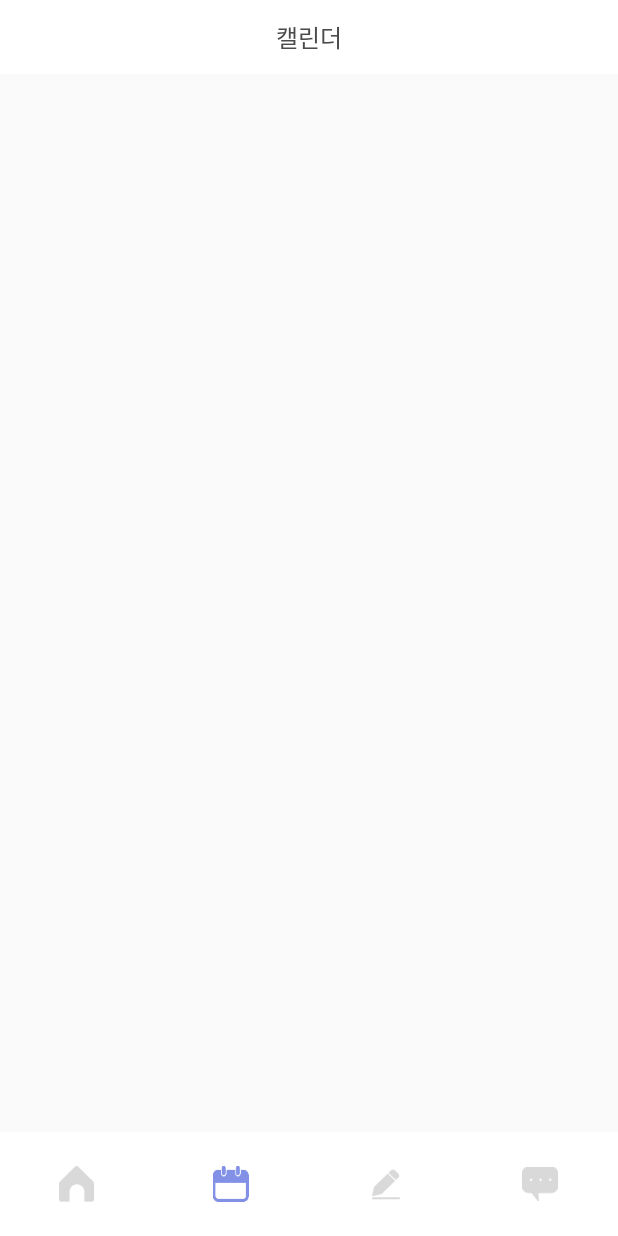
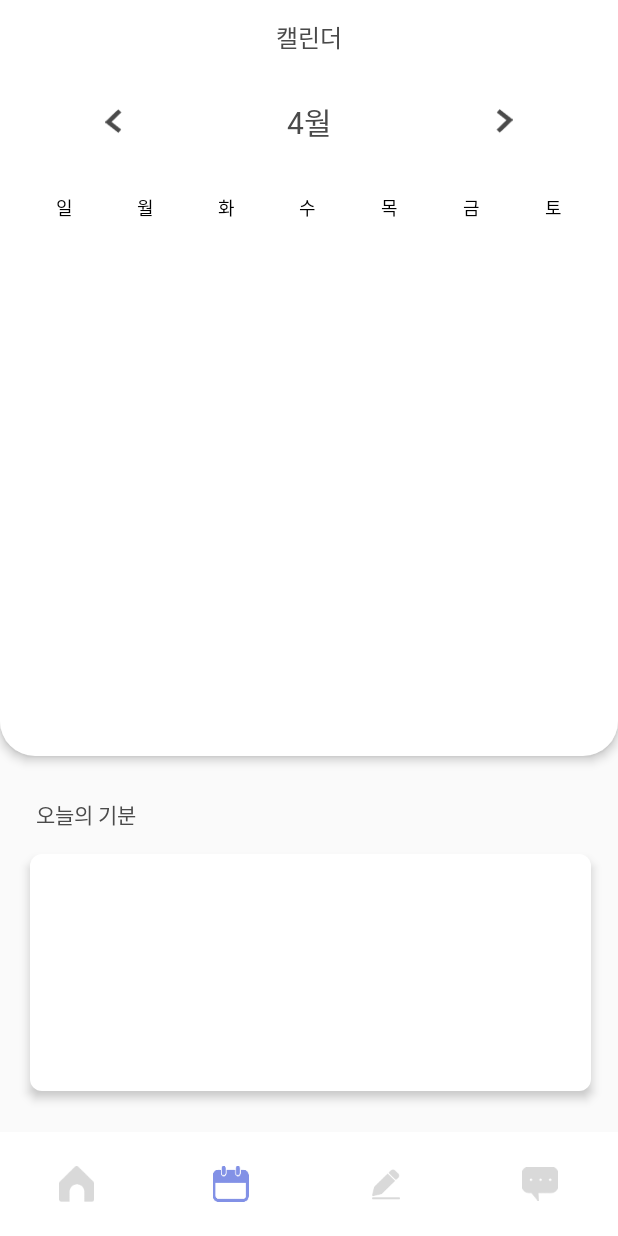
Before and after one commit to HyeRyoung98/IHuAe, an Android app: the screen it shows after launch (MainActivity), item 2 of the bottom bar chosen, on a phone screen of 412 x 824 dp. Run offline under Robolectric (Android 15) with nearby library versions, the phone set to English and light mode, and no system bars.

Commit message:
edit cal frgment

```diff
--- a/app/src/main/java/com/example/ihuae/Calendar/CalendarFragment.java
+++ b/app/src/main/java/com/example/ihuae/Calendar/CalendarFragment.java
@@ -4,14 +4,17 @@ import android.os.Bundle;
 import android.view.LayoutInflater;
 import android.view.View;
 import android.view.ViewGroup;
+import android.widget.TextView;
 
 import androidx.fragment.app.Fragment;
 
 import com.example.ihuae.databinding.FragmentCalendarBinding;
+import com.example.ihuae.databinding.ItemWeekBinding;
 
 public class CalendarFragment extends Fragment {
 
     private FragmentCalendarBinding binding;
+    private ItemWeekBinding weekBinding;
 
     public View onCreateView(LayoutInflater inflater, ViewGroup container, Bundle savedInstanceState) {
         binding = FragmentCalendarBinding.inflate(LayoutInflater.from(getContext()), container, false);
@@ -25,7 +28,16 @@ public class CalendarFragment extends Fragment {
     }
 
     private void init(){
-        binding.toolbar.tvTile.setText("캘린더");
+        binding.tvTile.setText("캘린더");
+        setCalWeek();
+    }
+
+    private void setCalWeek(){
+        String[] weekNM = {"일", "월", "화", "수", "목", "금", "토"};
+        for(int i = 0; i < 7 ; i++){
+            TextView tv =  (TextView) binding.calWeekContainer.getChildAt(i);
+            tv.setText(weekNM[i]);
+        }
     }
 
     @Override
--- /dev/null
+++ b/app/src/main/res/drawable/bg_23_white.xml
@@ -0,0 +1,7 @@
+<?xml version="1.0" encoding="utf-8"?>
+<shape xmlns:android="http://schemas.android.com/apk/res/android"
+    android:shape="rectangle">
+    <corners android:bottomRightRadius="23dp" android:bottomLeftRadius="23dp"/>
+    <solid android:color="@color/white"/>
+
+</shape>
--- /dev/null
+++ b/app/src/main/res/drawable/bg_8_white.xml
@@ -0,0 +1,7 @@
+<?xml version="1.0" encoding="utf-8"?>
+<shape xmlns:android="http://schemas.android.com/apk/res/android"
+    android:shape="rectangle">
+    <corners android:radius="8dp"/>
+    <solid android:color="@color/white"/>
+
+</shape>
--- a/app/src/main/res/layout/fragment_calendar.xml
+++ b/app/src/main/res/layout/fragment_calendar.xml
@@ -3,8 +3,92 @@
     android:layout_width="match_parent"
     android:layout_height="match_parent"
     android:orientation="vertical">
-    <include
-        android:id="@+id/toolbar"
-        layout="@layout/toolbar_fragment"/>
+    <RelativeLayout
+        android:layout_width="match_parent"
+        android:layout_height="49dp"
+        android:orientation="horizontal"
+        android:paddingHorizontal="9dp"
+        android:translationZ="4dp"
+        android:background="@color/white">
+        <TextView
+            android:id="@+id/tvTile"
+            android:layout_width="wrap_content"
+            android:layout_height="wrap_content"
+            android:layout_centerInParent="true"
+            android:textColor="@color/font_main_4A4A4A"
+            android:textSize="16dp"
+            android:fontFamily="@font/spoqa_han_sans_neo_medium"/>
+    </RelativeLayout>
+    <LinearLayout
+        android:layout_width="match_parent"
+        android:layout_height="0dp"
+        android:layout_weight="1"
+        android:layout_marginBottom="28dp"
+        android:orientation="vertical"
+        android:background="@drawable/bg_23_white"
+        android:translationZ="4dp">
+        <LinearLayout
+            android:layout_width="match_parent"
+            android:layout_height="64dp"
+            android:layout_marginBottom="16dp"
+            android:orientation="horizontal"
+            android:gravity="center_vertical"
+            android:paddingHorizontal="60dp">
+            <ImageView
+                android:id="@+id/btnCalLeft"
+                android:layout_width="32dp"
+                android:layout_height="38dp"
+                android:padding="10dp"
+                android:src="@drawable/btn_cal_left"/>
+            <TextView
+                android:id="@+id/tvMonth"
+                android:layout_width="0dp"
+                android:layout_weight="1"
+                android:layout_height="wrap_content"
+                android:gravity="center"
+                android:text="4월"
+                android:textColor="@color/font_main_4A4A4A"
+                android:fontFamily="@font/spoqa_han_sans_neo_bold"
+                android:textSize="20dp"
+                />
+            <ImageView
+                android:id="@+id/btnCalRight"
+                android:layout_width="32dp"
+                android:layout_height="38dp"
+                android:padding="10dp"
+                android:src="@drawable/btn_cal_right"/>
+        </LinearLayout>
+        <LinearLayout
+            android:id="@+id/calWeekContainer"
+            android:layout_width="match_parent"
+            android:layout_height="wrap_content"
+            android:paddingHorizontal="16dp"
+            android:orientation="horizontal">
+            <include layout="@layout/item_week"/>
+            <include layout="@layout/item_week"/>
+            <include layout="@layout/item_week"/>
+            <include layout="@layout/item_week"/>
+            <include layout="@layout/item_week"/>
+            <include layout="@layout/item_week"/>
+            <include layout="@layout/item_week"/>
+        </LinearLayout>
+    </LinearLayout>
+    <TextView
+        android:layout_width="wrap_content"
+        android:layout_height="wrap_content"
+        android:layout_marginBottom="16dp"
+        android:layout_marginLeft="24dp"
+        android:text="오늘의 기분"
+        android:fontFamily="@font/spoqa_han_sans_neo_bold"
+        android:textSize="14dp"
+        android:textColor="@color/font_main_4A4A4A"/>
+    <RelativeLayout
+        android:layout_width="match_parent"
+        android:layout_height="158dp"
+        android:layout_marginBottom="27dp"
+        android:layout_marginLeft="20dp"
+        android:layout_marginRight="18dp"
+        android:translationZ="4dp"
+        android:background="@drawable/bg_8_white"/>
 
-</LinearLayout>
+    </LinearLayout>
--- a/app/src/main/res/layout/fragment_diary.xml
+++ b/app/src/main/res/layout/fragment_diary.xml
@@ -16,7 +16,7 @@
         android:paddingTop="11dp"
         android:paddingBottom="15dp"
         android:background="@color/white"
-        android:translationZ="10dp">
+        android:translationZ="4dp">
         <TextView
             android:layout_width="wrap_content"
             android:layout_height="wrap_content"
@@ -54,7 +54,7 @@
             android:orientation="horizontal"
             android:gravity="center_vertical"
             android:background="@drawable/bg_today_qes_gradient_purple"
-            android:translationZ="10dp">
+            android:translationZ="4dp">
             <LinearLayout
                 android:layout_width="0dp"
                 android:layout_weight="1"
--- /dev/null
+++ b/app/src/main/res/layout/item_week.xml
@@ -0,0 +1,9 @@
+<?xml version="1.0" encoding="utf-8"?>
+<TextView xmlns:android="http://schemas.android.com/apk/res/android"
+    android:layout_width="0dp"
+    android:layout_weight="1"
+    android:layout_height="wrap_content"
+    android:gravity="center"
+    android:textColor="@color/black"
+    android:textSize="12dp"
+    android:fontFamily="@font/spoqa_han_sans_neo_bold"/>
```
Also changed, not shown: app/src/main/res/drawable-hdpi/btn_cal_left.png (added), app/src/main/res/drawable-hdpi/btn_cal_right.png (added), app/src/main/res/drawable-xhdpi/btn_cal_left.png (added), app/src/main/res/drawable-xhdpi/btn_cal_right.png (added), app/src/main/res/drawable-xxhdpi/btn_cal_left.png (added), app/src/main/res/drawable-xxhdpi/btn_cal_right.png (added), app/src/main/res/drawable-xxxhdpi/btn_cal_left.png (added), app/src/main/res/drawable-xxxhdpi/btn_cal_right.png (added).
